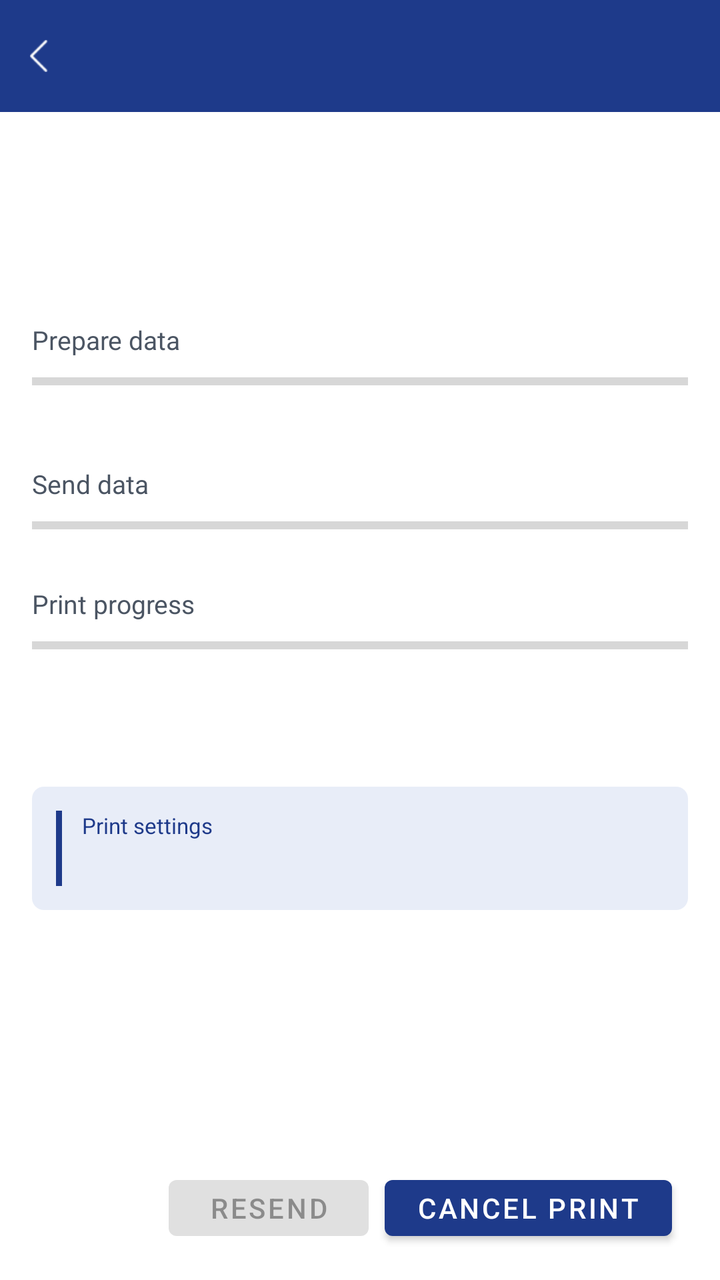
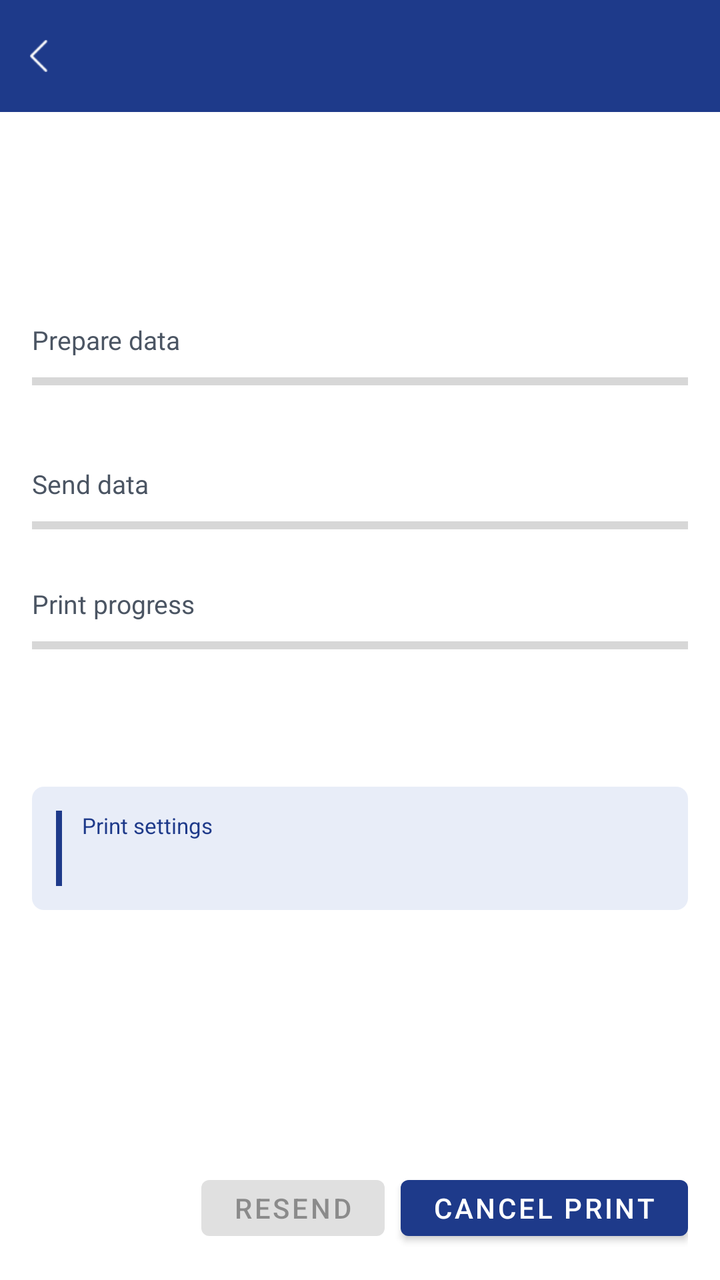

Compare the two renders of this Android layout. The source of the first and the diff that turns it into the second are given below.
<!-- AndroidManifest.xml: application theme Theme.JzPrinter -->
<!-- res/layout/activity_print_progress.xml -->
<?xml version="1.0" encoding="utf-8"?>
<LinearLayout xmlns:android="http://schemas.android.com/apk/res/android"
    android:layout_width="match_parent"
    android:layout_height="match_parent"
    android:orientation="vertical"
    android:fitsSystemWindows="true">

    <include android:id="@+id/commonAppBar" layout="@layout/common_app_bar" />

    <LinearLayout
        android:layout_width="match_parent"
        android:layout_height="0dp"
        android:layout_weight="1"
        android:orientation="vertical"
        android:padding="16dp"
        android:gravity="center_vertical">

        <TextView
            android:layout_width="wrap_content"
            android:layout_height="wrap_content"
            android:text="@string/label_prepare_data"
            android:textSize="13sp"
            android:textColor="@color/text_secondary"
            android:layout_marginBottom="4dp" />

        <ProgressBar
            android:id="@+id/pbPrepare"
            style="?android:attr/progressBarStyleHorizontal"
            android:layout_width="match_parent"
            android:layout_height="wrap_content"
            android:max="100"
            android:layout_marginBottom="2dp" />

        <TextView
            android:id="@+id/tvPrepareStatus"
            android:layout_width="wrap_content"
            android:layout_height="wrap_content"
            android:textSize="12sp"
            android:textColor="@color/text_secondary"
            android:layout_marginBottom="16dp" />

        <TextView
            android:layout_width="wrap_content"
            android:layout_height="wrap_content"
            android:text="@string/label_send_data"
            android:textSize="13sp"
            android:textColor="@color/text_secondary"
            android:layout_marginBottom="4dp" />

        <ProgressBar
            android:id="@+id/pbTransfer"
            style="?android:attr/progressBarStyleHorizontal"
            android:layout_width="match_parent"
            android:layout_height="wrap_content"
            android:max="100"
            android:layout_marginBottom="2dp" />

        <TextView
            android:id="@+id/tvTransferStatus"
            android:layout_width="wrap_content"
            android:layout_height="wrap_content"
            android:textSize="12sp"
            android:textColor="@color/text_secondary"
            android:layout_marginBottom="4dp" />

        <TextView
            android:id="@+id/tvTransferDetails"
            android:layout_width="wrap_content"
            android:layout_height="wrap_content"
            android:textSize="11sp"
            android:textColor="@color/text_secondary"
            android:layout_marginBottom="16dp"
            android:visibility="gone" />

        <TextView
            android:layout_width="wrap_content"
            android:layout_height="wrap_content"
            android:text="@string/label_print_progress"
            android:textSize="13sp"
            android:textColor="@color/text_secondary"
            android:layout_marginBottom="4dp" />

        <ProgressBar
            android:id="@+id/pbPrint"
            style="?android:attr/progressBarStyleHorizontal"
            android:layout_width="match_parent"
            android:layout_height="wrap_content"
            android:max="100"
            android:layout_marginBottom="2dp" />

        <TextView
            android:id="@+id/tvPrintStatus"
            android:layout_width="wrap_content"
            android:layout_height="wrap_content"
            android:textSize="12sp"
            android:textColor="@color/text_secondary"
            android:layout_marginBottom="16dp" />

        <TextView
            android:id="@+id/tvStatus"
            android:layout_width="wrap_content"
            android:layout_height="wrap_content"
            android:textSize="15sp"
            android:textColor="@color/text_primary"
            android:layout_marginBottom="8dp" />

        
        <LinearLayout
            android:layout_width="match_parent"
            android:layout_height="wrap_content"
            android:orientation="horizontal"
            android:background="@drawable/bg_settings_summary"
            android:padding="12dp"
            android:layout_marginBottom="8dp">

            <View
                android:layout_width="3dp"
                android:layout_height="match_parent"
                android:background="@color/primary_blue"
                android:layout_marginEnd="10dp" />

            <LinearLayout
                android:layout_width="0dp"
                android:layout_height="wrap_content"
                android:layout_weight="1"
                android:orientation="vertical">

                <TextView
                    android:layout_width="wrap_content"
                    android:layout_height="wrap_content"
                    android:text="@string/label_print_settings"
                    android:textSize="11sp"
                    android:textColor="@color/primary_blue"
                    android:layout_marginBottom="4dp" />

                <TextView
                    android:id="@+id/tvSettingsSummary"
                    android:layout_width="wrap_content"
                    android:layout_height="wrap_content"
                    android:textSize="14sp"
                    android:textColor="@color/text_primary" />

            </LinearLayout>

        </LinearLayout>

        <androidx.recyclerview.widget.RecyclerView
            android:id="@+id/rvPageChips"
            android:layout_width="match_parent"
            android:layout_height="wrap_content"
            android:layout_marginTop="8dp"
            android:layout_marginBottom="8dp"
            android:maxHeight="120dp"
            android:nestedScrollingEnabled="false" />

    </LinearLayout>

    <LinearLayout
        android:layout_width="match_parent"
        android:layout_height="wrap_content"
        android:orientation="horizontal"
        android:paddingStart="16dp"
        android:paddingEnd="16dp"
        android:paddingBottom="16dp"
        android:gravity="end">

        <Button
            android:id="@+id/btnRestart"
            android:layout_width="wrap_content"
            android:layout_height="40dp"
            android:text="@string/progress_resend"
            android:textSize="14sp"
            android:layout_marginEnd="8dp"
            android:minWidth="100dp"
            android:enabled="false" />

        <Button
            android:id="@+id/btnReprintSpecifiedPage"
            android:layout_width="wrap_content"
            android:layout_height="40dp"
            android:text="@string/progress_btn_reprint_page"
            android:textSize="14sp"
            android:layout_marginEnd="8dp"
            android:minWidth="100dp"
            android:visibility="gone" />

        <Button
            android:id="@+id/btnPauseOrCancel"
            android:layout_width="wrap_content"
            android:layout_height="40dp"
            android:text="@string/progress_cancel_print"
            android:textSize="14sp"
            android:layout_marginEnd="8dp"
            android:minWidth="100dp" />

        <Button
            android:id="@+id/btnViewDetail"
            android:layout_width="wrap_content"
            android:layout_height="40dp"
            android:text="@string/progress_btn_view_detail"
            android:textSize="14sp"
            android:backgroundTint="@color/btn_primary"
            android:textColor="@color/btn_primary_text"
            android:minWidth="100dp"
            android:visibility="gone" />

    </LinearLayout>

</LinearLayout>
<!-- res/layout/common_app_bar.xml (included above) -->
<?xml version="1.0" encoding="utf-8"?>
<com.google.android.material.appbar.AppBarLayout
    xmlns:android="http://schemas.android.com/apk/res/android"
    xmlns:app="http://schemas.android.com/apk/res-auto"
    xmlns:tools="http://schemas.android.com/tools"
    android:layout_width="match_parent"
    android:background="?attr/app_bar_color"
    android:layout_height="wrap_content"
    android:theme="@style/AppTheme.AppBarOverlay">

    <androidx.appcompat.widget.Toolbar
        android:id="@+id/toolbar"
        android:layout_width="match_parent"
        android:layout_height="@dimen/toolbar_height"
        app:contentInsetStart="@dimen/toolbar_contentInsetStart"
        app:popupTheme="@style/AppTheme.PopupOverlay">

        <androidx.constraintlayout.widget.ConstraintLayout
            android:layout_width="match_parent"
            android:layout_height="match_parent">

            <LinearLayout
                android:id="@+id/left_menu_Layout"
                android:layout_width="wrap_content"
                android:layout_height="wrap_content"
                android:gravity="center"
                android:clickable="true"
                android:focusable="true"
                app:layout_constraintStart_toStartOf="parent"
                app:layout_constraintTop_toTopOf="parent"
                app:layout_constraintBottom_toBottomOf="parent"
                android:orientation="horizontal"
                tools:ignore="RelativeOverlap">

                <ImageView
                    android:id="@+id/ivBack"
                    android:padding="@dimen/dimen_15dp"
                    android:layout_width="wrap_content"
                    android:layout_height="wrap_content"
                    android:src="@mipmap/ic_back"
                    android:tint="?attr/app_bar_icon_color"
                    tools:ignore="ContentDescription" />

            </LinearLayout>

            <LinearLayout
                android:id="@+id/rightLayout"
                android:layout_width="wrap_content"
                android:layout_height="@dimen/toolbar_height"
                android:minWidth="@dimen/dimen_20dp"
                app:layout_constraintEnd_toEndOf="parent"
                app:layout_constraintTop_toTopOf="parent"
                app:layout_constraintBottom_toBottomOf="parent"
                android:focusable="true"
                android:clickable="true"
                android:gravity="center"
                android:visibility="invisible"
                android:orientation="horizontal">

            </LinearLayout>

            <LinearLayout
                android:layout_width="0dp"
                android:layout_height="match_parent"
                android:orientation="horizontal"
                android:layout_marginTop="@dimen/dimen_8dp"
                android:layout_marginBottom="@dimen/dimen_8dp"
                app:layout_constraintStart_toEndOf="@id/left_menu_Layout"
                app:layout_constraintEnd_toStartOf="@id/rightLayout"
                android:gravity="center_vertical">

                <LinearLayout
                    android:layout_width="match_parent"
                    android:layout_height="match_parent"
                    android:gravity="center_vertical"
                    android:paddingStart="@dimen/dimen_15dp"
                    android:paddingEnd="@dimen/dimen_15dp"
                    android:orientation="horizontal">

                    <TextView
                        android:id="@+id/titleTextView"
                        android:layout_width="match_parent"
                        android:layout_height="match_parent"
                        android:minWidth="@dimen/dimen_20dp"
                        android:gravity="center"
                        android:textSize="16sp"
                        android:textStyle="bold"
                        android:textColor="?attr/app_bar_txt_color" />

                </LinearLayout>

            </LinearLayout>

        </androidx.constraintlayout.widget.ConstraintLayout>

    </androidx.appcompat.widget.Toolbar>

</com.google.android.material.appbar.AppBarLayout>
<!-- resources referenced by this layout -->
<resources>
  <color name="btn_primary">#1E3A8A</color>
  <color name="btn_primary_text">#FFFFFF</color>
  <color name="primary_blue">#1E3A8A</color>
  <color name="text_primary">#111827</color>
  <color name="text_secondary">#4B5563</color>
  <dimen name="dimen_15dp">15dp</dimen>
  <dimen name="dimen_20dp">20dp</dimen>
  <dimen name="dimen_8dp">8dp</dimen>
  <dimen name="toolbar_contentInsetStart">0dp</dimen>
  <dimen name="toolbar_height">56dp</dimen>
  <!-- drawable bg_settings_summary (drawable) -->
  <?xml version="1.0" encoding="utf-8"?>
  <shape xmlns:android="http://schemas.android.com/apk/res/android"
      android:shape="rectangle">
      <solid android:color="@color/primary_blue_light" />
      <corners android:radius="6dp" />
  </shape>
  <!-- mipmap ic_back: png bitmap (mipmap-xhdpi, 473 bytes) -->
  <string name="label_prepare_data">Prepare data</string>
  <string name="label_print_progress">Print progress</string>
  <string name="label_print_settings">Print settings</string>
  <string name="label_send_data">Send data</string>
  <string name="progress_btn_reprint_page">Reprint page</string>
  <string name="progress_btn_view_detail">View detail</string>
  <string name="progress_cancel_print">Cancel print</string>
  <string name="progress_resend">Resend</string>
  <style name="AppTheme.AppBarOverlay" parent="ThemeOverlay.AppCompat.Dark.ActionBar" />
  <style name="AppTheme.PopupOverlay" parent="ThemeOverlay.AppCompat.Light" />
  <style name="Theme.JzPrinter" parent="AppTheme" />
  <color name="primary_blue_light">#E8EDF8</color>
  <style name="AppTheme" parent="Theme.MaterialComponents.Light.NoActionBar">
  		
  		<item name="colorPrimary">@color/primary_blue</item>
  		<item name="colorPrimaryVariant">@color/primary_blue_dark</item>
  		<item name="colorOnPrimary">@color/white</item>
  		
  		<item name="colorSecondary">@color/accent_blue</item>
  		<item name="colorSecondaryVariant">@color/accent_blue_dark</item>
  		<item name="colorOnSecondary">@color/white</item>
  		<item name="colorPrimaryDark">@color/primary_blue_dark</item>
  		<item name="colorAccent">@color/accent_blue</item>
  		<item name="android:statusBarColor">?attr/colorPrimaryVariant</item>
  		<item name="android:windowLightStatusBar">false</item>
  		<item name="android:forceDarkAllowed" tools:targetApi="q">false</item>
  		<item name="alertDialogTheme">@style/Theme.MaterialComponents.Light.Dialog.Alert.Self</item>
  		
  		
  		<item name="app_bar_color">@color/primary_blue</item>
  		<item name="app_normal_color">@color/accent_blue</item>
  		<item name="app_bar_icon_color">@color/white</item>
  		<item name="app_bar_txt_color">@color/white</item>
  		<item name="icon_color">@color/text_primary</item>
  		<item name="txt_save_color">@color/accent_blue</item>
  		<item name="divider_color">@color/divider</item>
  	</style>
  <color name="primary_blue_dark">#1E2D6D</color>
  <color name="white">#FFFFFFFF</color>
  <color name="accent_blue">#3B82F6</color>
  <color name="accent_blue_dark">#2563EB</color>
  <style name="Theme.MaterialComponents.Light.Dialog.Alert.Self" parent="@style/Theme.MaterialComponents.Light.Dialog.Alert">
  		<item name="colorAccent">@color/primary_blue</item>
  	</style>
  <color name="divider">#E5E7EB</color>
</resources>

<!-- the commit's change to res/layout/activity_print_progress.xml (unified diff, before → after) -->
@@ -1,5 +1,6 @@
 <?xml version="1.0" encoding="utf-8"?>
 <LinearLayout xmlns:android="http://schemas.android.com/apk/res/android"
+    xmlns:app="http://schemas.android.com/apk/res-auto"
     android:layout_width="match_parent"
     android:layout_height="match_parent"
     android:orientation="vertical"
@@ -155,14 +156,12 @@
 
     </LinearLayout>
 
-    <LinearLayout
+    <androidx.constraintlayout.widget.ConstraintLayout
         android:layout_width="match_parent"
         android:layout_height="wrap_content"
-        android:orientation="horizontal"
         android:paddingStart="16dp"
         android:paddingEnd="16dp"
-        android:paddingBottom="16dp"
-        android:gravity="end">
+        android:paddingBottom="16dp">
 
         <Button
             android:id="@+id/btnRestart"
@@ -170,8 +169,7 @@
             android:layout_height="40dp"
             android:text="@string/progress_resend"
             android:textSize="14sp"
-            android:layout_marginEnd="8dp"
-            android:minWidth="100dp"
+            android:minWidth="80dp"
             android:enabled="false" />
 
         <Button
@@ -180,8 +178,7 @@
             android:layout_height="40dp"
             android:text="@string/progress_btn_reprint_page"
             android:textSize="14sp"
-            android:layout_marginEnd="8dp"
-            android:minWidth="100dp"
+            android:minWidth="80dp"
             android:visibility="gone" />
 
         <Button
@@ -190,8 +187,7 @@
             android:layout_height="40dp"
             android:text="@string/progress_cancel_print"
             android:textSize="14sp"
-            android:layout_marginEnd="8dp"
-            android:minWidth="100dp" />
+            android:minWidth="80dp" />
 
         <Button
             android:id="@+id/btnViewDetail"
@@ -201,10 +197,24 @@
             android:textSize="14sp"
             android:backgroundTint="@color/btn_primary"
             android:textColor="@color/btn_primary_text"
-            android:minWidth="100dp"
+            android:minWidth="80dp"
             android:visibility="gone" />
 
-    </LinearLayout>
+        <androidx.constraintlayout.helper.widget.Flow
+            android:layout_width="0dp"
+            android:layout_height="wrap_content"
+            app:constraint_referenced_ids="btnRestart,btnReprintSpecifiedPage,btnPauseOrCancel,btnViewDetail"
+            app:flow_wrapMode="chain"
+            app:flow_horizontalGap="8dp"
+            app:flow_verticalGap="8dp"
+            app:flow_horizontalStyle="packed"
+            app:flow_horizontalBias="1.0"
+            app:layout_constraintStart_toStartOf="parent"
+            app:layout_constraintEnd_toEndOf="parent"
+            app:layout_constraintTop_toTopOf="parent"
+            app:layout_constraintBottom_toBottomOf="parent" />
+
+    </androidx.constraintlayout.widget.ConstraintLayout>
 
 </LinearLayout>
 <!-- res/layout/common_app_bar.xml (included above) -->
